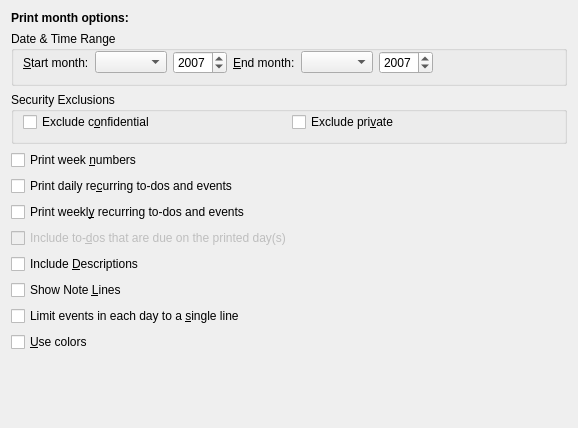
Before: the Qt Designer form printing/calprintmonthconfig_base.ui in KDE/korganizer, drawn with Qt 5.
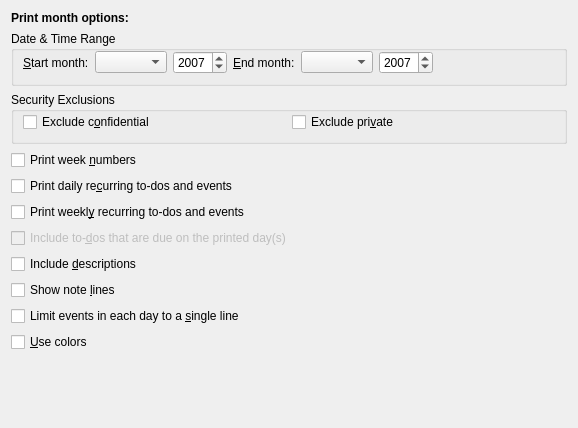
After: the same form once the commit is applied. Custom widgets are drawn as their Qt base class.

The edit to the form file:
```diff
--- a/printing/calprintmonthconfig_base.ui
+++ b/printing/calprintmonthconfig_base.ui
@@ -206,7 +206,7 @@
       <string>Check this option to include the more detailed description for each event.</string>
      </property>
      <property name="text" >
-      <string>Include &amp;Descriptions</string>
+      <string>Include &amp;descriptions</string>
      </property>
     </widget>
    </item>
@@ -216,7 +216,7 @@
       <string>Check this option to show note lines.</string>
      </property>
      <property name="text" >
-      <string>Show Note &amp;Lines</string>
+      <string>Show note &amp;lines</string>
      </property>
     </widget>
    </item>
```
